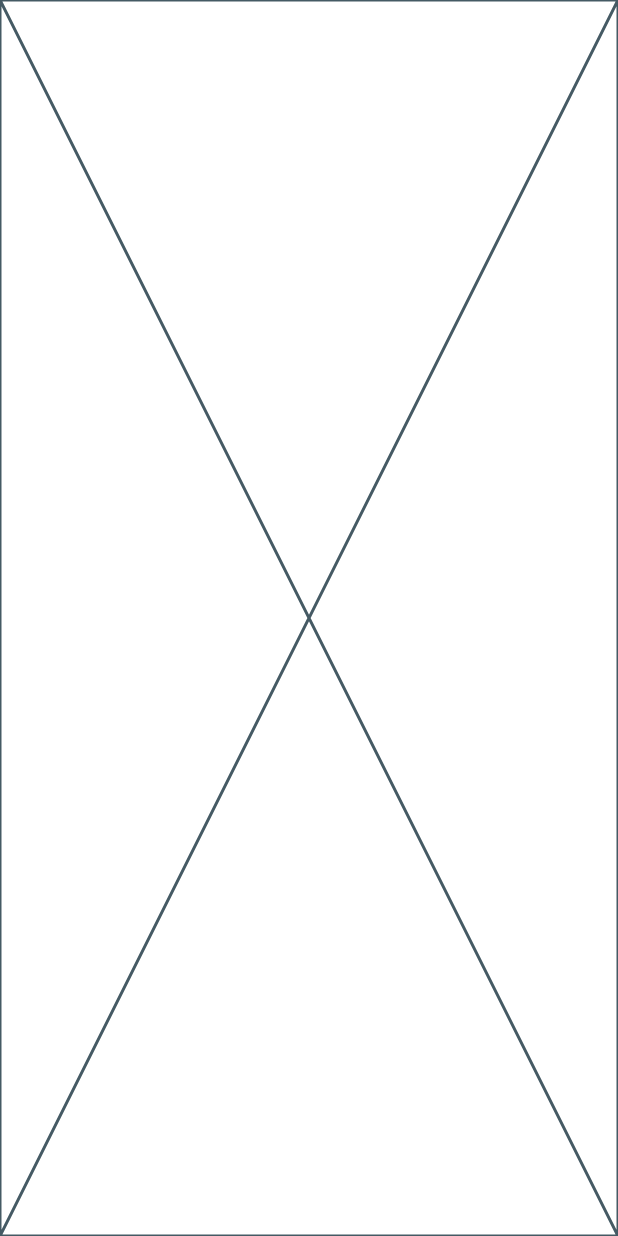
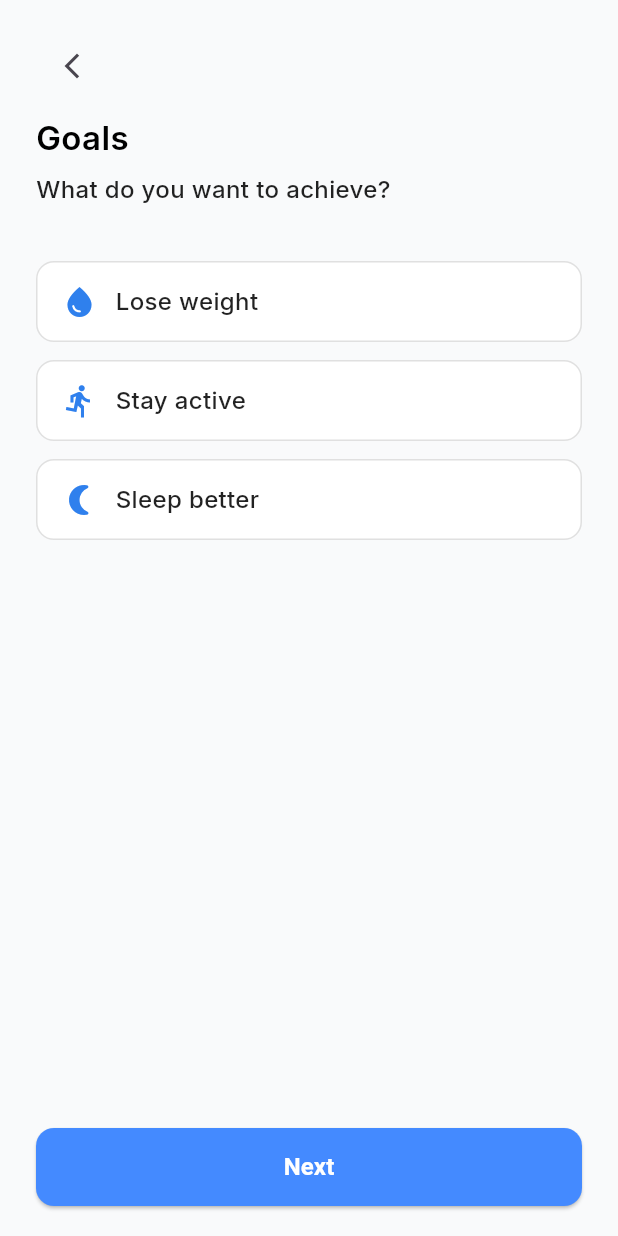
Before and after one commit to Mr-UbaidUllah/fit_mind, a Flutter app: the screen it shows after launch, on a phone screen of 412 x 824 dp. Run offline on Flutter 3.47's test engine with Material 3 defaults, Android fonts, the phone set to English and light mode, and no system bars; our stand-ins replace firebase_core, google_fonts, lottie; accounts and stored records are empty.

Commit message:
on baording screen added

```diff
--- /dev/null
+++ b/lib/core/constants/app_assets.dart
@@ -0,0 +1,7 @@
+class AppAssets {
+  static const String appLogo = 'assets/images/logo.jpg';
+
+  // Animations
+  static const String goalAnimation = 'assets/animations/goal_animation.json';
+  static const String googleFitAnimation = 'assets/animations/google_fit_animation.json';
+}
--- /dev/null
+++ b/lib/core/constants/app_colors.dart
@@ -0,0 +1,8 @@
+
+
+import 'package:flutter/material.dart';
+
+class AppColors {
+  static const Color primary = Color(0xFF2F80ED); // blue
+  static const Color background = Color(0xFFF9FAFB);
+}
--- /dev/null
+++ b/lib/core/theme/text_style.dart
@@ -0,0 +1,41 @@
+import 'package:flutter/material.dart';
+import 'package:google_fonts/google_fonts.dart';
+
+class AppTextStyles {
+  // Headings
+  static TextStyle headingLarge = GoogleFonts.inter(
+    fontSize: 28,
+    fontWeight: FontWeight.bold,
+    color: Colors.black,
+  );
+
+  static TextStyle headingMedium = GoogleFonts.inter(
+    fontSize: 22,
+    fontWeight: FontWeight.w600,
+    color: Colors.black,
+  );
+
+  // Body text
+  static TextStyle bodyLarge = GoogleFonts.inter(
+    fontSize: 16,
+    fontWeight: FontWeight.w500,
+    color: Colors.black87,
+  );
+
+  static TextStyle bodyMedium = GoogleFonts.inter(
+    fontSize: 14,
+    color: Colors.black54,
+  );
+
+  static TextStyle bodySmall = GoogleFonts.inter(
+    fontSize: 12,
+    color: Colors.black45,
+  );
+
+  // Button text
+  static TextStyle buttonText = GoogleFonts.inter(
+    fontSize: 16,
+    fontWeight: FontWeight.w600,
+    color: Colors.white,
+  );
+}
--- a/lib/view/on_boarding/goal_screen.dart
+++ b/lib/view/on_boarding/goal_screen.dart
@@ -1,10 +1,98 @@
+import 'package:fit_mind/view/on_boarding/permission_screen.dart';
 import 'package:flutter/material.dart';
+import 'package:lottie/lottie.dart';
 
-class GoalScreen extends StatelessWidget {
+import '../../core/constants/app_assets.dart';
+import '../../core/constants/app_colors.dart';
+import '../../core/theme/text_style.dart';
+import '../../widgets/my_reusable_button.dart';
+
+
+class GoalScreen extends StatefulWidget {
   const GoalScreen({super.key});
 
   @override
+  State<GoalScreen> createState() => _GoalScreenState();
+}
+
+class _GoalScreenState extends State<GoalScreen> {
+  String? selectedGoal;
+
+  final List<Map<String, dynamic>> goals = [
+    {'icon': Icons.water_drop, 'label': 'Lose weight'},
+    {'icon': Icons.directions_run, 'label': 'Stay active'},
+    {'icon': Icons.nightlight_round, 'label': 'Sleep better'},
+  ];
+
+  @override
   Widget build(BuildContext context) {
-    return const Placeholder();
+    return Scaffold(
+      backgroundColor: AppColors.background,
+      body: SafeArea(
+        child: Padding(
+          padding: const EdgeInsets.symmetric(horizontal: 24, vertical: 20),
+          child: Column(
+            crossAxisAlignment: CrossAxisAlignment.start,
+            children: [
+              IconButton(
+                onPressed: () => Navigator.pop(context),
+                icon: const Icon(Icons.arrow_back_ios_new, size: 20),
+              ),
+              const SizedBox(height: 8),
+
+              Text('Goals', style: AppTextStyles.headingMedium),
+              const SizedBox(height: 8),
+              Text('What do you want to achieve?',
+                  style: AppTextStyles.bodyLarge),
+              const SizedBox(height: 20),
+
+              // Animation at top
+              // Center(
+              //   child: Lottie.asset(AppAssets.goalAnimation, height: 140),
+              // ),
+              const SizedBox(height: 16),
+
+              ...goals.map((goal) => Padding(
+                padding: const EdgeInsets.only(bottom: 12),
+                child: GestureDetector(
+                  onTap: () => setState(() {
+                    selectedGoal = goal['label'];
+                  }),
+                  child: Container(
+                    decoration: BoxDecoration(
+                      color: selectedGoal == goal['label']
+                          ? AppColors.primary.withOpacity(0.1)
+                          : Colors.white,
+                      borderRadius: BorderRadius.circular(12),
+                      border: Border.all(
+                        color: selectedGoal == goal['label']
+                            ? AppColors.primary
+                            : Colors.grey.shade300,
+                      ),
+                    ),
+                    padding: const EdgeInsets.symmetric(
+                        horizontal: 16, vertical: 14),
+                    child: Row(
+                      children: [
+                        Icon(goal['icon'], color: AppColors.primary),
+                        const SizedBox(width: 12),
+                        Text(goal['label'], style: AppTextStyles.bodyLarge),
+                      ],
+                    ),
+                  ),
+                ),
+              )),
+              const Spacer(),
+              MyButton(
+                text: "Next",
+                onPressed: () {
+                  Navigator.push(context, MaterialPageRoute(builder: (context) => PermissionScreen()));
+                },
+              ),
+            ],
+          ),
+        ),
+      ),
+    );
   }
 }
--- /dev/null
+++ b/lib/view/on_boarding/permission_screen.dart
@@ -0,0 +1,58 @@
+import 'package:flutter/material.dart';
+import 'package:lottie/lottie.dart';
+
+
+import '../../core/constants/app_assets.dart';
+import '../../core/constants/app_colors.dart';
+import '../../core/theme/text_style.dart';
+import '../../widgets/my_reusable_button.dart';
+
+class PermissionScreen extends StatelessWidget {
+  const PermissionScreen({super.key});
+
+  @override
+  Widget build(BuildContext context) {
+    return Scaffold(
+      backgroundColor: AppColors.background,
+      body: SafeArea(
+        child: Padding(
+          padding: const EdgeInsets.symmetric(horizontal: 24, vertical: 20),
+          child: Column(
+            crossAxisAlignment: CrossAxisAlignment.start,
+            children: [
+              IconButton(
+                onPressed: () => Navigator.pop(context),
+                icon: const Icon(Icons.arrow_back_ios_new, size: 20),
+              ),
+              const SizedBox(height: 8),
+
+              Text('Permissions', style: AppTextStyles.headingMedium),
+              const SizedBox(height: 8),
+              Text('Allow health data access', style: AppTextStyles.bodyLarge),
+              const SizedBox(height: 30),
+
+              Center(
+                child: Lottie.asset(AppAssets.googleFitAnimation, height: 180),
+              ),
+              const SizedBox(height: 24),
+
+              Text(
+                'To track your steps and heart rate, enable access to Google Fit health data.',
+                textAlign: TextAlign.center,
+                style: AppTextStyles.bodyMedium,
+              ),
+
+              const Spacer(),
+              MyButton(
+                text: "Connect to Google Fit",
+                onPressed: () {
+                  // TODO: connect with Google Fit service
+                },
+              ),
+            ],
+          ),
+        ),
+      ),
+    );
+  }
+}
--- /dev/null
+++ b/lib/widgets/my_reusable_button.dart
@@ -0,0 +1,31 @@
+import 'package:flutter/material.dart';
+
+
+class MyButton extends StatelessWidget {
+  final String text;
+  final VoidCallback onPressed;
+
+  const MyButton({super.key, required this.text, required this.onPressed});
+
+  @override
+  Widget build(BuildContext context) {
+    return SizedBox(
+      width: double.infinity,
+      height: 52,
+      child: ElevatedButton(
+        style: ElevatedButton.styleFrom(
+          backgroundColor: Colors.blueAccent,
+          shape: RoundedRectangleBorder(
+            borderRadius: BorderRadius.circular(12),
+          ),
+        ),
+        onPressed: onPressed,
+        child: Text(
+          text,
+          style: const TextStyle(
+              color: Colors.white, fontWeight: FontWeight.w600, fontSize: 16),
+        ),
+      ),
+    );
+  }
+}
--- a/pubspec.yaml
+++ b/pubspec.yaml
@@ -37,6 +37,8 @@
   firebase_core: ^4.1.1
   provider: ^6.1.5+1
   fluttertoast: ^9.0.0
+  google_fonts: ^6.3.2
+  lottie: ^3.3.2
 
 dev_dependencies:
   flutter_test:
@@ -61,8 +63,8 @@
   uses-material-design: true
 
   # To add assets to your application, add an assets section, like this:
-  # assets:
-  #   - images/a_dot_burr.jpeg
+  assets:
+    - assets/images/
   #   - images/a_dot_ham.jpeg
 
   # An image asset can refer to one or more resolution-specific "variants", see
```
Also changed, not shown: assets/images/logo.jpg (added), pubspec.lock, 1 other file.
